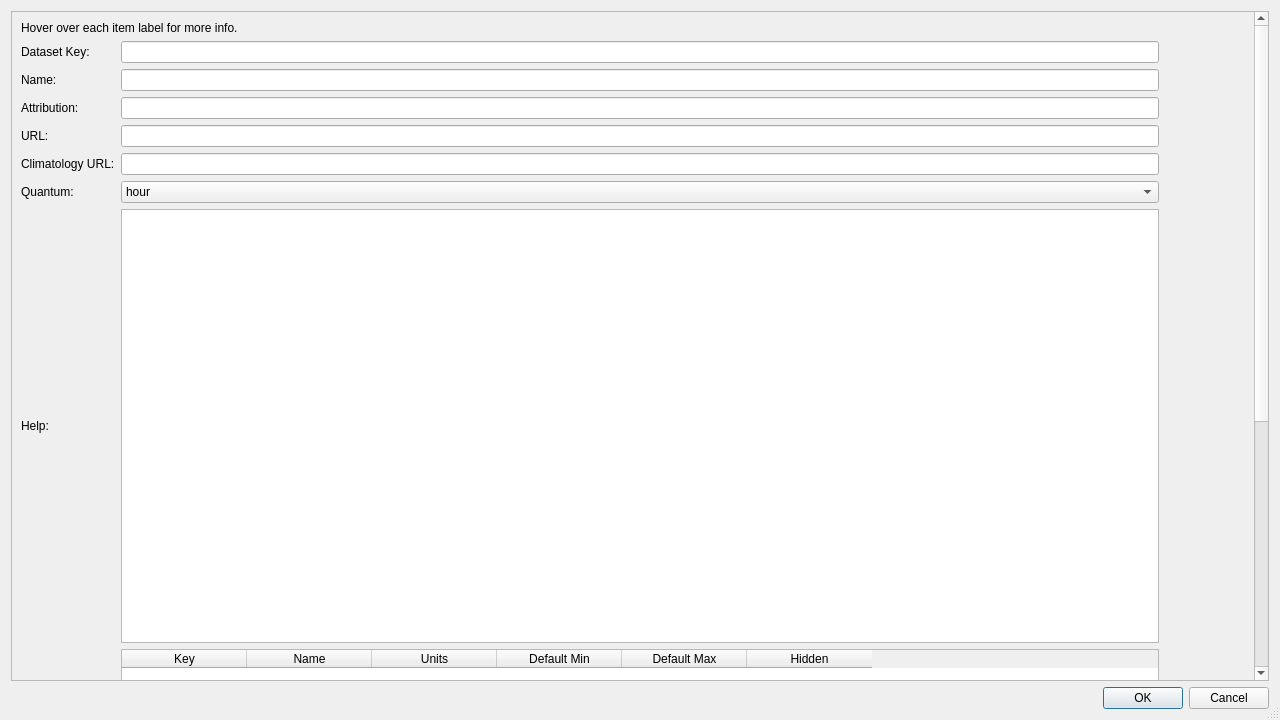
This is Config_Tool/datasetview.ui in DFO-Ocean-Navigator/Navigator2Go as Qt 5 draws it before an edit. The edited form follows.
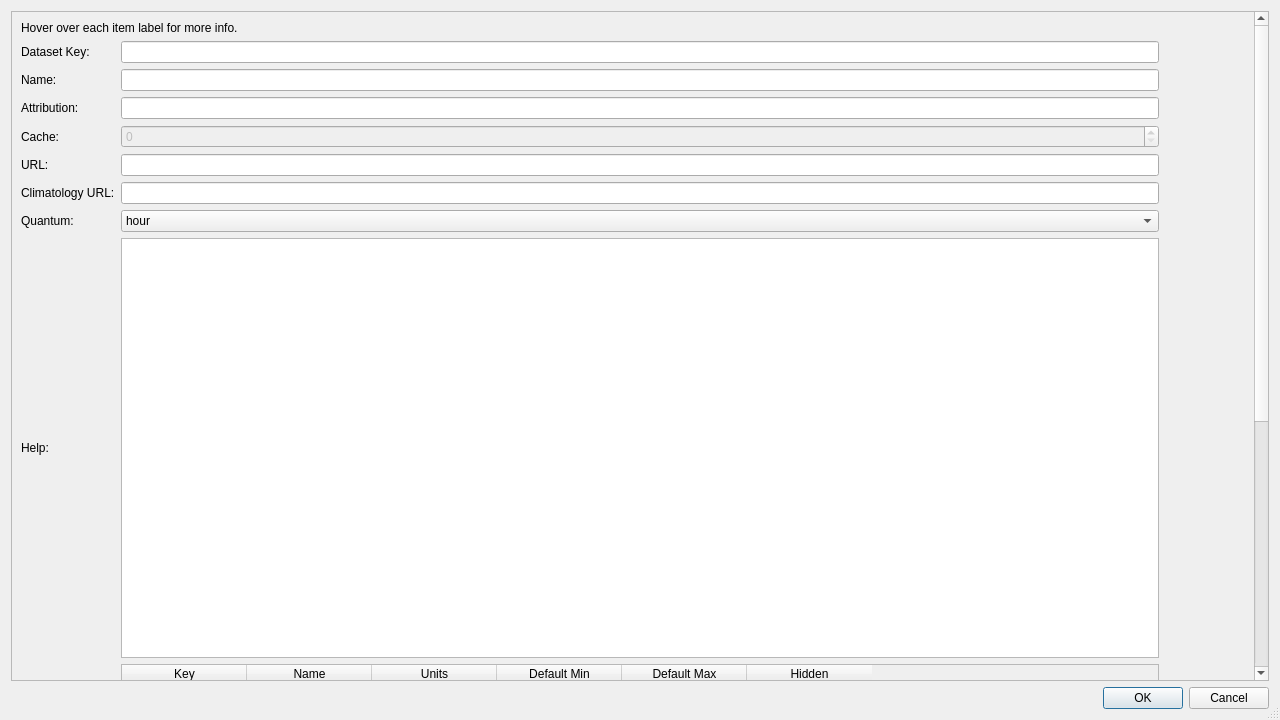
This is the edited form. Icons and pictures are not drawn.

Commit message:
Added input for cache parameter.
* For giops_forecast.

What changed in the file:
```diff
--- a/Config_Tool/datasetview.ui
+++ b/Config_Tool/datasetview.ui
@@ -76,7 +76,7 @@
          </item>
          <item>
           <layout class="QGridLayout" name="gridLayout_3">
-           <item row="6" column="1">
+           <item row="7" column="1">
             <widget class="QPlainTextEdit" name="plainTextEditHelp">
              <property name="lineWrapMode">
               <enum>QPlainTextEdit::NoWrap</enum>
@@ -93,7 +93,7 @@
              </property>
             </widget>
            </item>
-           <item row="3" column="0">
+           <item row="4" column="0">
             <widget class="QLabel" name="label_3">
              <property name="toolTip">
               <string>URL to the aggregated.ncml file for this dataset. This is passed to THREDDS.</string>
@@ -103,7 +103,7 @@
              </property>
             </widget>
            </item>
-           <item row="6" column="0">
+           <item row="7" column="0">
             <widget class="QLabel" name="label_6">
              <property name="toolTip">
               <string>Detailed information about the dataset goes here. This is presented in the Ocean Navigator. HTML formatting is encouraged.</string>
@@ -139,7 +139,7 @@
            <item row="1" column="1">
             <widget class="QLineEdit" name="lineEditName"/>
            </item>
-           <item row="4" column="0">
+           <item row="5" column="0">
             <widget class="QLabel" name="label_4">
              <property name="toolTip">
               <string>URL to the climatology aggregated.ncml file. This is passed to THREDDS.</string>
@@ -152,10 +152,10 @@
            <item row="2" column="1">
             <widget class="QLineEdit" name="lineEditAttribution"/>
            </item>
-           <item row="4" column="1">
+           <item row="5" column="1">
             <widget class="QLineEdit" name="lineEditClima"/>
            </item>
-           <item row="5" column="0">
+           <item row="6" column="0">
             <widget class="QLabel" name="label_5">
              <property name="toolTip">
               <string>Time scale of the data inside this dataset. Days, hours, monthly.</string>
@@ -165,10 +165,10 @@
              </property>
             </widget>
            </item>
-           <item row="3" column="1">
+           <item row="4" column="1">
             <widget class="QLineEdit" name="lineEditURL"/>
            </item>
-           <item row="5" column="1">
+           <item row="6" column="1">
             <widget class="QComboBox" name="comboBoxQuantum">
              <property name="focusPolicy">
               <enum>Qt::StrongFocus</enum>
@@ -193,7 +193,7 @@
              </item>
             </widget>
            </item>
-           <item row="7" column="0">
+           <item row="8" column="0">
             <widget class="QLabel" name="label_9">
              <property name="toolTip">
               <string>&lt;html&gt;&lt;head/&gt;&lt;body&gt;&lt;p&gt;Variables found inside the dataset. &lt;/p&gt;&lt;p&gt;Key: the internal variable name (votemper, or salinity). &lt;/p&gt;&lt;p&gt;Name: the readable form of the Key (Temperature, Salinity). &lt;/p&gt;&lt;p&gt;Default Scale: Default min/max values for the variable. These are used when applying a colourmap.&lt;/p&gt;&lt;p&gt;Hidden: should the variable be hidden to the Ocean Navigator?&lt;/p&gt;&lt;/body&gt;&lt;/html&gt;</string>
@@ -203,7 +203,7 @@
              </property>
             </widget>
            </item>
-           <item row="7" column="1">
+           <item row="8" column="1">
             <widget class="QTableWidget" name="tableWidgetVariables">
              <property name="sizePolicy">
               <sizepolicy hsizetype="Expanding" vsizetype="Expanding">
@@ -263,7 +263,7 @@
              </column>
             </widget>
            </item>
-           <item row="7" column="2">
+           <item row="8" column="2">
             <layout class="QVBoxLayout" name="verticalLayout_5">
              <property name="sizeConstraint">
               <enum>QLayout::SetDefaultConstraint</enum>
@@ -295,6 +295,20 @@
              </item>
             </layout>
            </item>
+           <item row="3" column="0">
+            <widget class="QLabel" name="label_10">
+             <property name="text">
+              <string>Cache:</string>
+             </property>
+            </widget>
+           </item>
+           <item row="3" column="1">
+            <widget class="QSpinBox" name="spinBoxCache">
+             <property name="enabled">
+              <bool>false</bool>
+             </property>
+            </widget>
+           </item>
           </layout>
          </item>
         </layout>
```
The commit also changes 1 other file.
